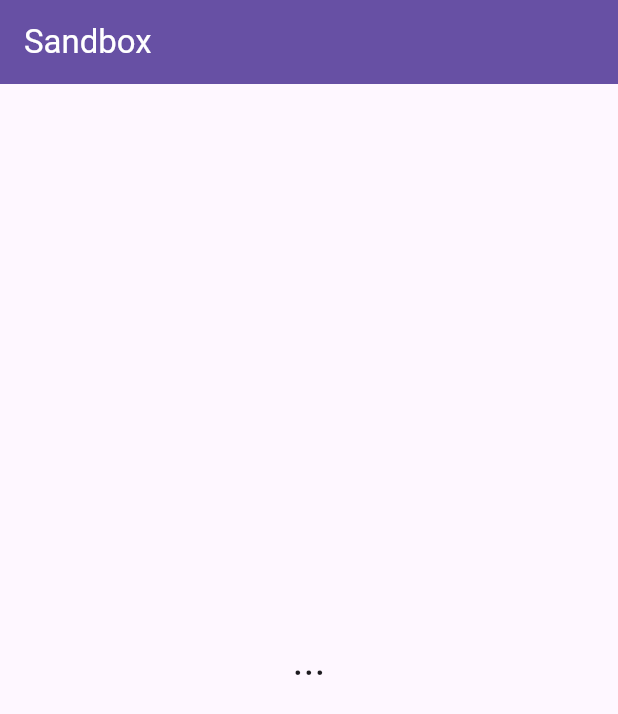
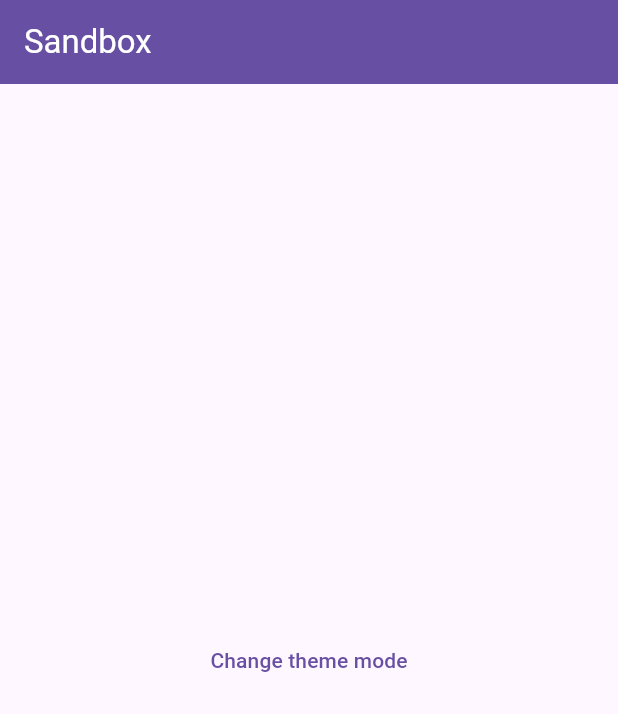
Before and after one commit to whistmage/whistmage.github.io, a Flutter app: the screen it shows after launch, on a phone screen of 412 x 824 dp. Shown: the top 714 px of the screen. Run offline on Flutter 3.47's test engine with Material 3 defaults, Android fonts, the light colour scheme and no system bars; our stand-ins replace dio, flutter_bloc, get_it, injectable, retrofit; generated files the repository leaves out were written again.

Commit message:
Add switch theme logic

```diff
--- /dev/null
+++ b/lib/domain/state_models/app_theme_mode_state.dart
@@ -0,0 +1,30 @@
+import 'package:flutter_bloc/flutter_bloc.dart';
+import 'package:flutter/material.dart';
+import 'package:injectable/injectable.dart';
+
+@injectable
+class AppThemeModeState extends Cubit<ThemeMode> {
+  AppThemeModeState({@factoryParam required Brightness systemSelectedBrightnes})
+      : _systemSelectedBrightnes = systemSelectedBrightnes,
+        super(ThemeMode.system);
+
+  final Brightness _systemSelectedBrightnes;
+
+  void checkoutMode() {
+    switch (state) {
+      case ThemeMode.system:
+        if (_systemSelectedBrightnes == Brightness.dark) {
+          emit(ThemeMode.light);
+        } else {
+          emit(ThemeMode.dark);
+        }
+        break;
+      case ThemeMode.light:
+        emit(ThemeMode.dark);
+        break;
+      case ThemeMode.dark:
+        emit(ThemeMode.light);
+        break;
+    }
+  }
+}
--- a/lib/main.dart
+++ b/lib/main.dart
@@ -1,28 +1,9 @@
 import 'package:flutter/material.dart';
+import 'package:sandbox/configuration/di.config.dart';
+import 'package:sandbox/configuration/di.dart';
+import 'package:sandbox/ui/widgets/app/app.dart';
 
 void main() {
-  runApp(const MyApp());
+  getIt.init();
+  runApp(const App());
 }
-
-class MyApp extends StatelessWidget {
-  const MyApp({super.key});
-
-  @override
-  Widget build(BuildContext context) {
-    return MaterialApp(
-      title: 'Sandbox',
-      home: Scaffold(
-        appBar: AppBar(
-          backgroundColor: Theme.of(context).colorScheme.primary,
-          title: const Text('Sandbox', style: TextStyle(color: Colors.white)),
-        ),
-        body: Center(
-          child: Text(
-            '...',
-            style: Theme.of(context).textTheme.headlineMedium,
-          ),
-        ),
-      ),
-    );
-  }
-}
--- /dev/null
+++ b/lib/ui/widgets/app/app.dart
@@ -0,0 +1,44 @@
+import 'package:flutter/material.dart';
+import 'package:flutter_bloc/flutter_bloc.dart';
+import 'package:sandbox/configuration/di.dart';
+import 'package:sandbox/domain/state_models/app_theme_mode_state.dart';
+
+class App extends StatelessWidget {
+  const App({super.key});
+
+  @override
+  Widget build(BuildContext context) {
+    return MultiBlocProvider(
+      providers: [
+        BlocProvider(
+          create: (context) => getIt.get<AppThemeModeState>(
+            param1: Theme.of(context).brightness,
+          ),
+        ),
+      ],
+      child: BlocBuilder<AppThemeModeState, ThemeMode>(
+        builder: (context, themeMode) => MaterialApp(
+          title: 'Sandbox',
+          themeMode: themeMode,
+          theme: ThemeData.light(),
+          darkTheme: ThemeData.dark(),
+          home: Scaffold(
+            appBar: AppBar(
+              backgroundColor: Theme.of(context).colorScheme.primary,
+              title: const Text(
+                'Sandbox',
+                style: TextStyle(color: Colors.white),
+              ),
+            ),
+            body: Center(
+              child: TextButton(
+                onPressed: context.read<AppThemeModeState>().checkoutMode,
+                child: Text('Change theme mode'),
+              ),
+            ),
+          ),
+        ),
+      ),
+    );
+  }
+}
--- a/pubspec.yaml
+++ b/pubspec.yaml
@@ -20,7 +20,8 @@ dependencies:
   retrofit: ^4.4.1
   # Пакет с аннотациями для работа генератора json_serializable,
   json_annotation: ^4.9.0
-  # Service Locator для упрощения работы с зависимостями
+  # Стейт-менеджент
+  flutter_bloc: ^9.0.0
 
 dev_dependencies:
   flutter_test:
```
Also changed, not shown: 3 other files.
